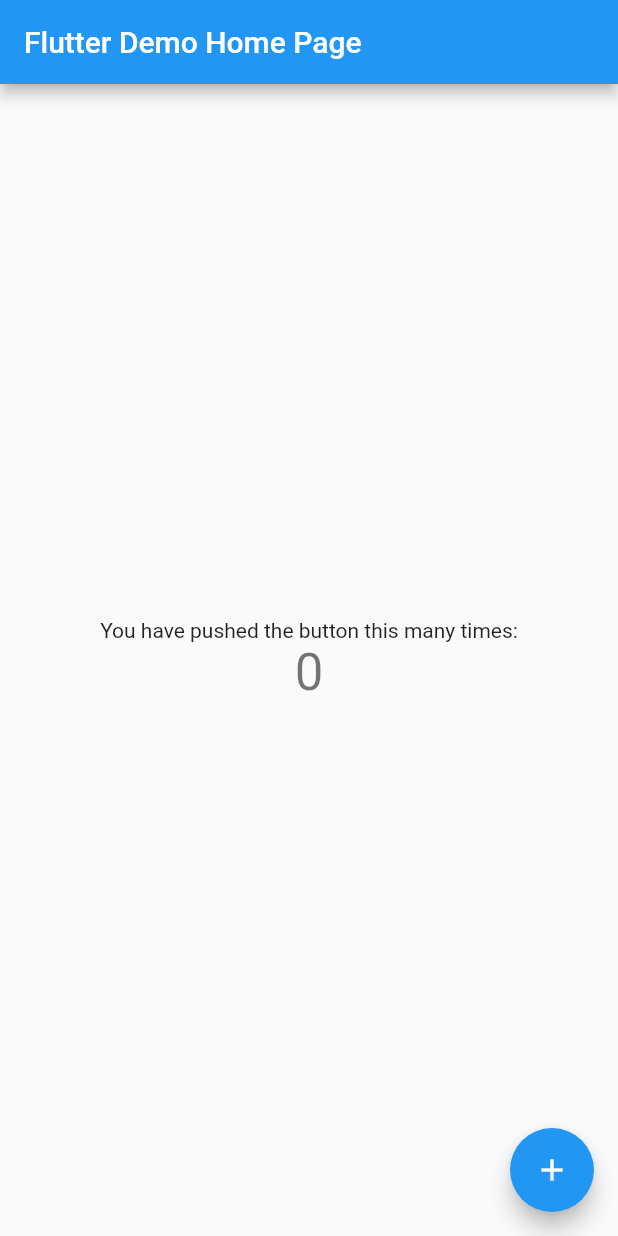
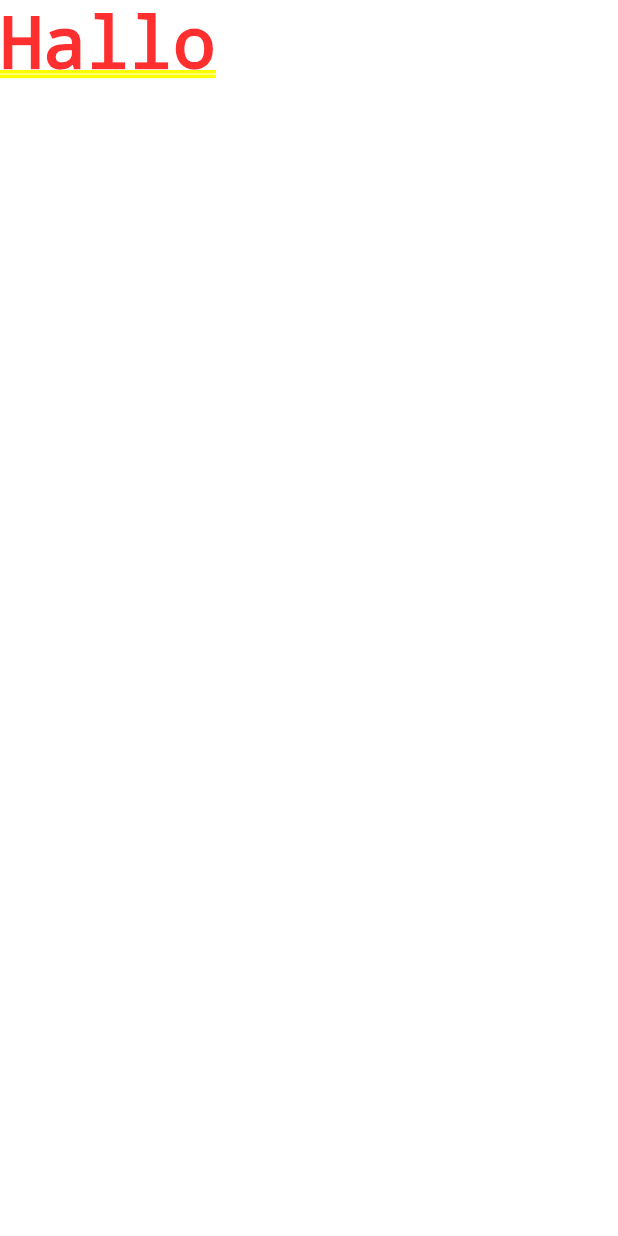
Before and after one commit to lehnert-andre/flutter-basic-app, a Flutter app: the screen it shows after launch, on a phone screen of 412 x 824 dp. Run offline on Flutter 3.47's test engine with Material 2 defaults, Android fonts, the phone set to English and light mode, and no system bars.

Commit message:
Clear lib

```diff
--- a/lib/main.dart
+++ b/lib/main.dart
@@ -1,117 +1,19 @@
 import 'package:flutter/material.dart';
 
 void main() {
-  runApp(MyApp());
+  runApp(Main());
 }
 
-class MyApp extends StatelessWidget {
-  // This widget is the root of your application.
+class Main extends StatelessWidget {
   @override
   Widget build(BuildContext context) {
     return MaterialApp(
       title: 'Flutter Demo',
       theme: ThemeData(
-        // This is the theme of your application.
-        //
-        // Try running your application with "flutter run". You'll see the
-        // application has a blue toolbar. Then, without quitting the app, try
-        // changing the primarySwatch below to Colors.green and then invoke
-        // "hot reload" (press "r" in the console where you ran "flutter run",
-        // or simply save your changes to "hot reload" in a Flutter IDE).
-        // Notice that the counter didn't reset back to zero; the application
-        // is not restarted.
         primarySwatch: Colors.blue,
-        // This makes the visual density adapt to the platform that you run
-        // the app on. For desktop platforms, the controls will be smaller and
-        // closer together (more dense) than on mobile platforms.
         visualDensity: VisualDensity.adaptivePlatformDensity,
       ),
-      home: MyHomePage(title: 'Flutter Demo Home Page'),
+      home: Text('Hallo'),
     );
   }
 }
-
-class MyHomePage extends StatefulWidget {
-  MyHomePage({Key key, this.title}) : super(key: key);
-
-  // This widget is the home page of your application. It is stateful, meaning
-  // that it has a State object (defined below) that contains fields that affect
-  // how it looks.
-
-  // This class is the configuration for the state. It holds the values (in this
-  // case the title) provided by the parent (in this case the App widget) and
-  // used by the build method of the State. Fields in a Widget subclass are
-  // always marked "final".
-
-  final String title;
-
-  @override
-  _MyHomePageState createState() => _MyHomePageState();
-}
-
-class _MyHomePageState extends State<MyHomePage> {
-  int _counter = 0;
-
-  void _incrementCounter() {
-    setState(() {
-      // This call to setState tells the Flutter framework that something has
-      // changed in this State, which causes it to rerun the build method below
-      // so that the display can reflect the updated values. If we changed
-      // _counter without calling setState(), then the build method would not be
-      // called again, and so nothing would appear to happen.
-      _counter++;
-    });
-  }
-
-  @override
-  Widget build(BuildContext context) {
-    // This method is rerun every time setState is called, for instance as done
-    // by the _incrementCounter method above.
-    //
-    // The Flutter framework has been optimized to make rerunning build methods
-    // fast, so that you can just rebuild anything that needs updating rather
-    // than having to individually change instances of widgets.
-    return Scaffold(
-      appBar: AppBar(
-        // Here we take the value from the MyHomePage object that was created by
-        // the App.build method, and use it to set our appbar title.
-        title: Text(widget.title),
-      ),
-      body: Center(
-        // Center is a layout widget. It takes a single child and positions it
-        // in the middle of the parent.
-        child: Column(
-          // Column is also a layout widget. It takes a list of children and
-          // arranges them vertically. By default, it sizes itself to fit its
-          // children horizontally, and tries to be as tall as its parent.
-          //
-          // Invoke "debug painting" (press "p" in the console, choose the
-          // "Toggle Debug Paint" action from the Flutter Inspector in Android
-          // Studio, or the "Toggle Debug Paint" command in Visual Studio Code)
-          // to see the wireframe for each widget.
-          //
-          // Column has various properties to control how it sizes itself and
-          // how it positions its children. Here we use mainAxisAlignment to
-          // center the children vertically; the main axis here is the vertical
-          // axis because Columns are vertical (the cross axis would be
-          // horizontal).
-          mainAxisAlignment: MainAxisAlignment.center,
-          children: <Widget>[
-            Text(
-              'You have pushed the button this many times:',
-            ),
-            Text(
-              '$_counter',
-              style: Theme.of(context).textTheme.headline4,
-            ),
-          ],
-        ),
-      ),
-      floatingActionButton: FloatingActionButton(
-        onPressed: _incrementCounter,
-        tooltip: 'Increment',
-        child: Icon(Icons.add),
-      ), // This trailing comma makes auto-formatting nicer for build methods.
-    );
-  }
-}
```
Also changed, not shown: pubspec.lock, 1 other file.
